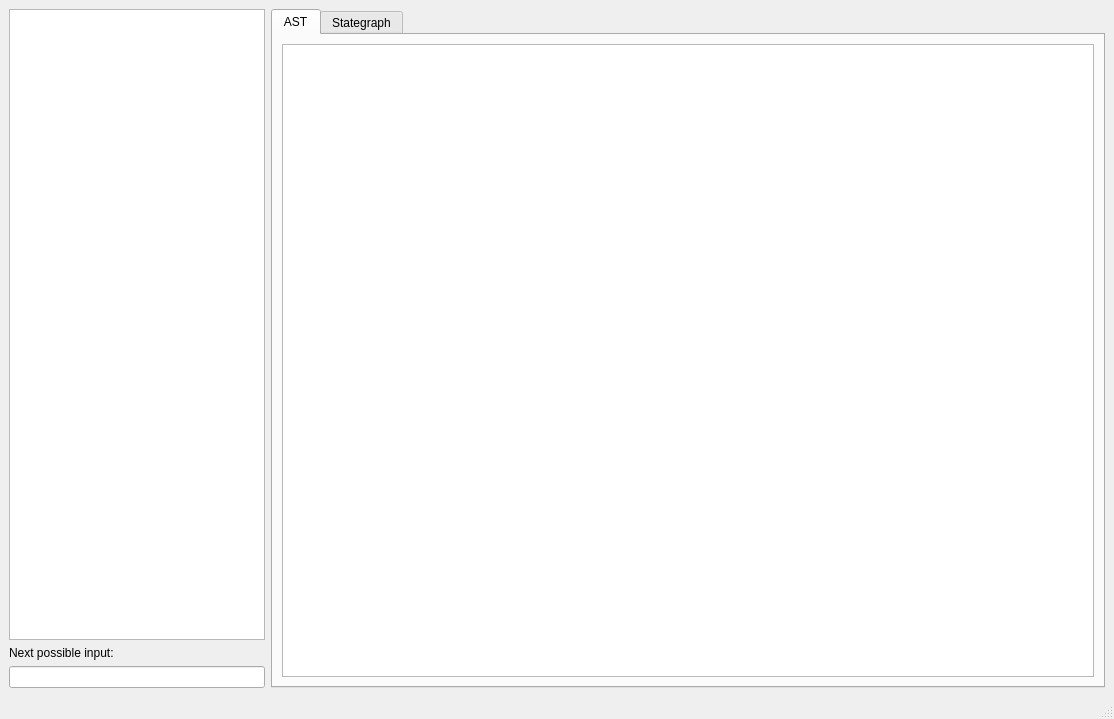
Above: node_editor/gui.ui from softdevteam/eco before the change. Below: the same form after it.
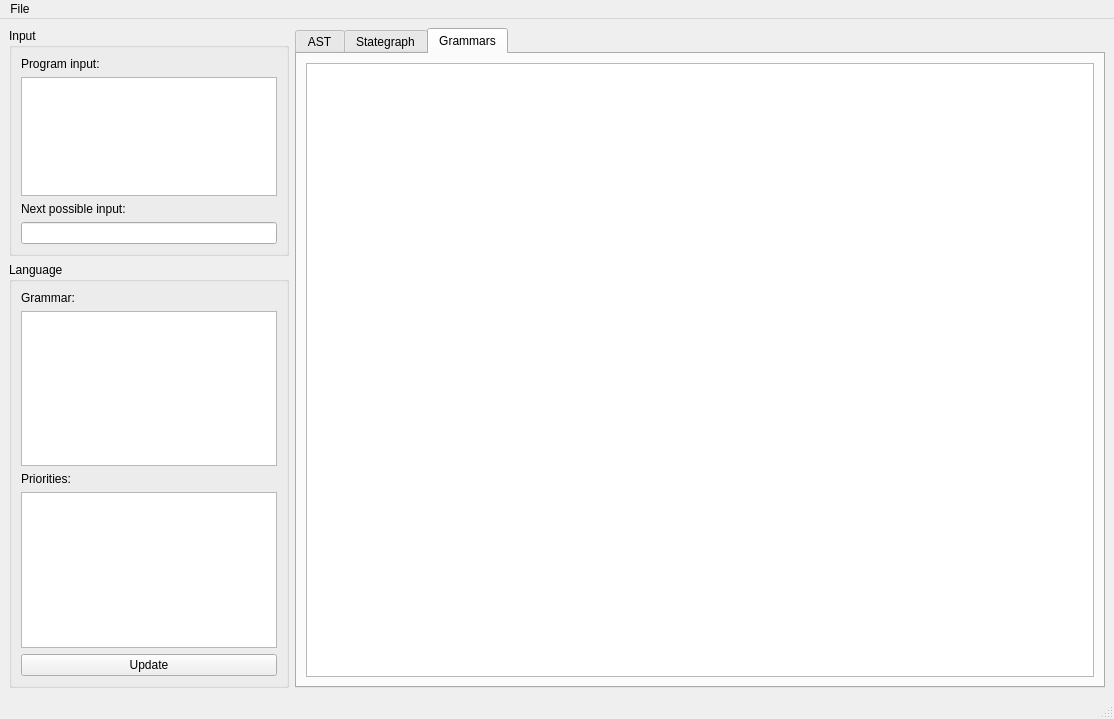
That is the form after the change. The open tabs and pages were chosen to show the change. Custom widgets are drawn as their Qt base class.

Commit message: added tab to switch between different grammars

Diff of the .ui file:
```diff
--- a/node_editor/gui.ui
+++ b/node_editor/gui.ui
@@ -21,9 +21,22 @@
   </property>
   <widget class="QWidget" name="centralwidget">
    <layout class="QGridLayout" name="gridLayout">
-    <item row="2" column="1" colspan="2">
+    <item row="1" column="1" colspan="2">
      <layout class="QVBoxLayout" name="verticalLayout">
       <item>
+       <widget class="QGroupBox" name="groupBox_2">
+        <property name="title">
+         <string>Input</string>
+        </property>
+        <layout class="QVBoxLayout" name="verticalLayout_3">
+         <item>
+          <widget class="QLabel" name="label_3">
+           <property name="text">
+            <string>Program input:</string>
+           </property>
+          </widget>
+         </item>
+         <item>
        <widget class="NodeEditor" name="textEdit">
         <property name="sizePolicy">
          <sizepolicy hsizetype="Expanding" vsizetype="Expanding">
@@ -44,8 +57,47 @@
        <widget class="QLineEdit" name="lineEdit"/>
       </item>
      </layout>
-    </item>
-    <item row="2" column="3">
+       </widget>
+      </item>
+      <item>
+       <widget class="QGroupBox" name="groupBox">
+        <property name="title">
+         <string>Language</string>
+        </property>
+        <layout class="QVBoxLayout" name="verticalLayout_2">
+         <item>
+          <widget class="QLabel" name="label_4">
+           <property name="text">
+            <string>Grammar:</string>
+           </property>
+          </widget>
+         </item>
+         <item>
+          <widget class="QTextEdit" name="teGrammar"/>
+         </item>
+         <item>
+          <widget class="QLabel" name="label_5">
+           <property name="text">
+            <string>Priorities:</string>
+           </property>
+          </widget>
+         </item>
+         <item>
+          <widget class="QTextEdit" name="tePriorities"/>
+         </item>
+         <item>
+          <widget class="QPushButton" name="btUpdate">
+           <property name="text">
+            <string>Update</string>
+           </property>
+          </widget>
+         </item>
+        </layout>
+       </widget>
+      </item>
+     </layout>
+    </item>
+    <item row="1" column="3">
      <widget class="QTabWidget" name="tabWidget">
       <property name="currentIndex">
        <number>0</number>
@@ -78,6 +130,16 @@
         </property>
        </widget>
       </widget>
+      <widget class="QWidget" name="tab_3">
+       <attribute name="title">
+        <string>Grammars</string>
+       </attribute>
+       <layout class="QHBoxLayout" name="horizontalLayout">
+        <item>
+         <widget class="QListWidget" name="listWidget"/>
+        </item>
+       </layout>
+      </widget>
      </widget>
     </item>
    </layout>
@@ -91,6 +153,12 @@
      <height>19</height>
     </rect>
    </property>
+   <widget class="QMenu" name="menuFile">
+    <property name="title">
+     <string>File</string>
+    </property>
+   </widget>
+   <addaction name="menuFile"/>
   </widget>
   <widget class="QStatusBar" name="statusbar"/>
  </widget>
```
Lines whose indentation alone changed are shown as unchanged. The commit also changes 2 other files.
